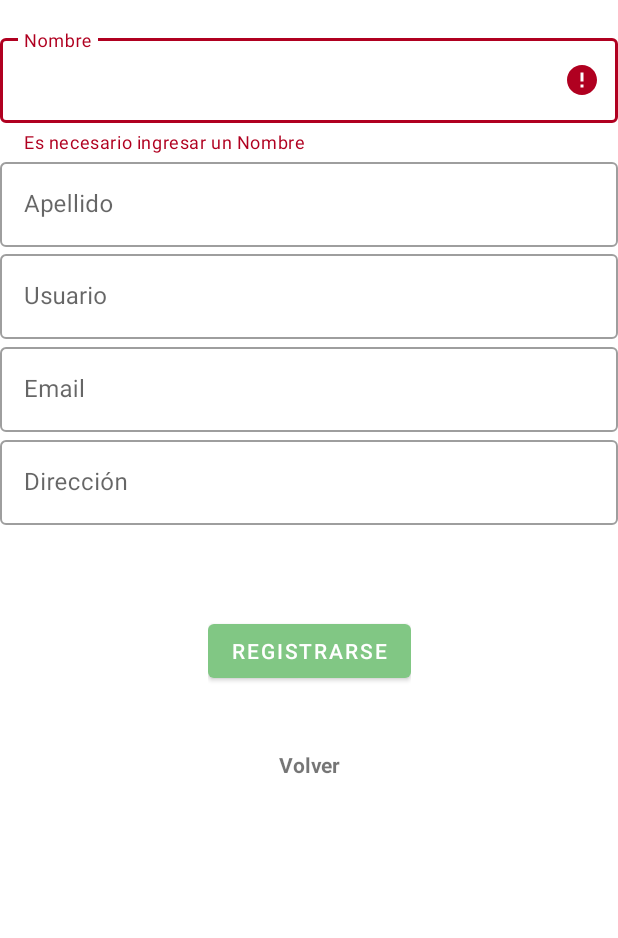
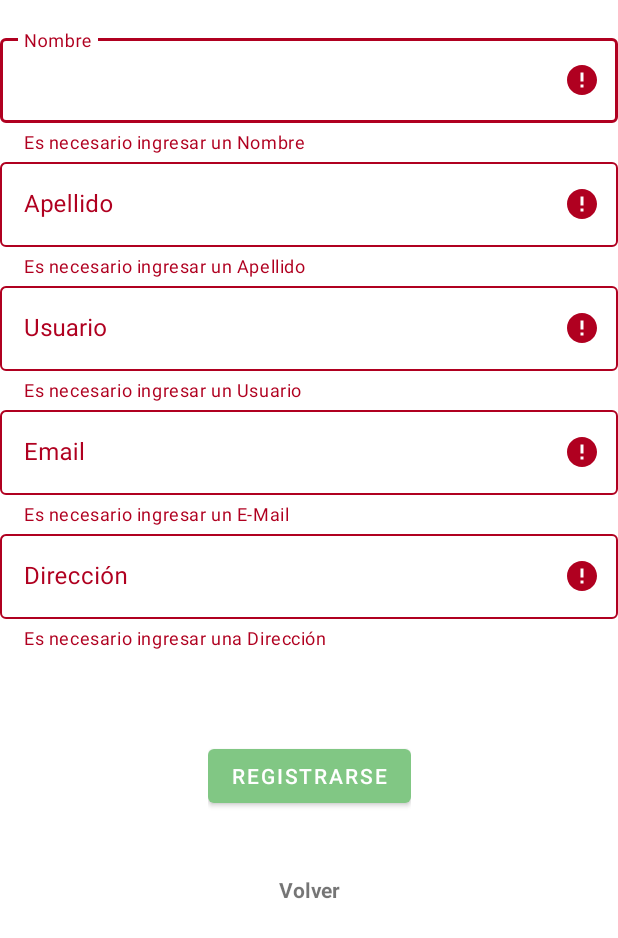
Before and after one commit to federicodominguez/recycling-app, an Android app: the RegisterActivity screen opened directly, with no data from a screen before it, after a tap on "REGISTRARSE", on a phone screen of 412 x 824 dp. Shown: the top 938 px of the screen. Run offline under Robolectric (Android 15) with nearby library versions, the phone set to English and light mode, and no system bars; our stand-ins replace Volley.

Commit message:
Se fixeo los errores de Text Input Layout de Registrar y ahora se el Toast de inicio de sesion, en caso de que no exista parsea el mensaje de error de la api

```diff
--- a/app/src/main/java/com/android/app/recycling/RegisterActivity.java
+++ b/app/src/main/java/com/android/app/recycling/RegisterActivity.java
@@ -70,31 +70,25 @@ public class RegisterActivity extends AppCompatActivity {
     }
     private void validateForm(){
         //Si se anidan-> probar que tire error en todos los campos si se quiere guardar
-        if(!validate(etFirstName,tilFirstName,R.string.err_FN)){
-            return;
+        boolean b1 = validate(etFirstName,tilFirstName,R.string.err_FN);
+        boolean b2 = validate(etLastName,tilLastName,R.string.err_LN);
+        boolean b3 = validate(etUsername,tilUsername,R.string.err_UN);
+        boolean b4 = validate(etEmail,tilEmail,R.string.err_E);
+        boolean b5 = validate(etAddress,tilAddress,R.string.err_A);
+        if (b1 && b2 && b3 && b4 && b5){
+
+            registrar();
         }
-        if(!validate(etLastName,tilLastName,R.string.err_LN)){
-            return;
-        }
-        if(!validate(etUsername,tilUsername,R.string.err_UN)){
-            return;
-        }
-        if(!validate(etAddress,tilAddress,R.string.err_A)){
-            return;
-        }
-        if(!validate(etEmail,tilEmail,R.string.err_E)){
-            return;
-        }
-        registrar();
+        return;
     }
     private boolean validate(EditText et, TextInputLayout til, int errorString){
         if ( et.getText().toString().trim().isEmpty()){
             til.setError(getString(errorString));
             return false;
-        } else {
-            til.setEnabled(false);
+        }else{
+            til.setError(null);
+            return  true;
         }
-        return  true;
     }
 
     private void registrar()
--- a/app/src/main/res/layout/activity_register.xml
+++ b/app/src/main/res/layout/activity_register.xml
@@ -62,13 +62,12 @@
         android:id="@+id/tilUsername"
         android:layout_width="match_parent"
         android:layout_height="wrap_content"
-        android:layout_marginTop="61dp"
         android:hint="@string/reg_UN"
         style="@style/Widget.MaterialComponents.TextInputLayout.OutlinedBox"
         app:endIconMode="clear_text"
         app:layout_constraintEnd_toEndOf="@+id/tilEmail"
         app:layout_constraintStart_toStartOf="@+id/tilEmail"
-        app:layout_constraintTop_toTopOf="@+id/tilLastName">
+        app:layout_constraintTop_toBottomOf="@+id/tilLastName">
 
         <com.google.android.material.textfield.TextInputEditText
             android:id="@+id/etUsername"
```
Also changed, not shown: app/src/main/java/com/android/app/recycling/MainActivity.java (+16 -11 lines).
